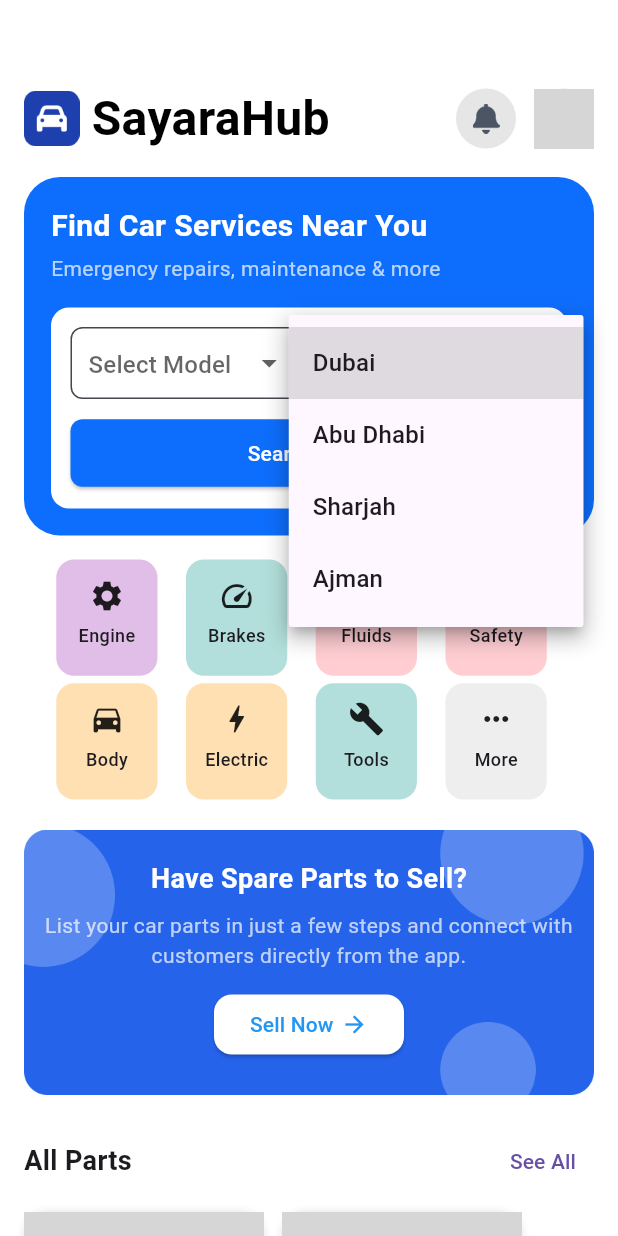
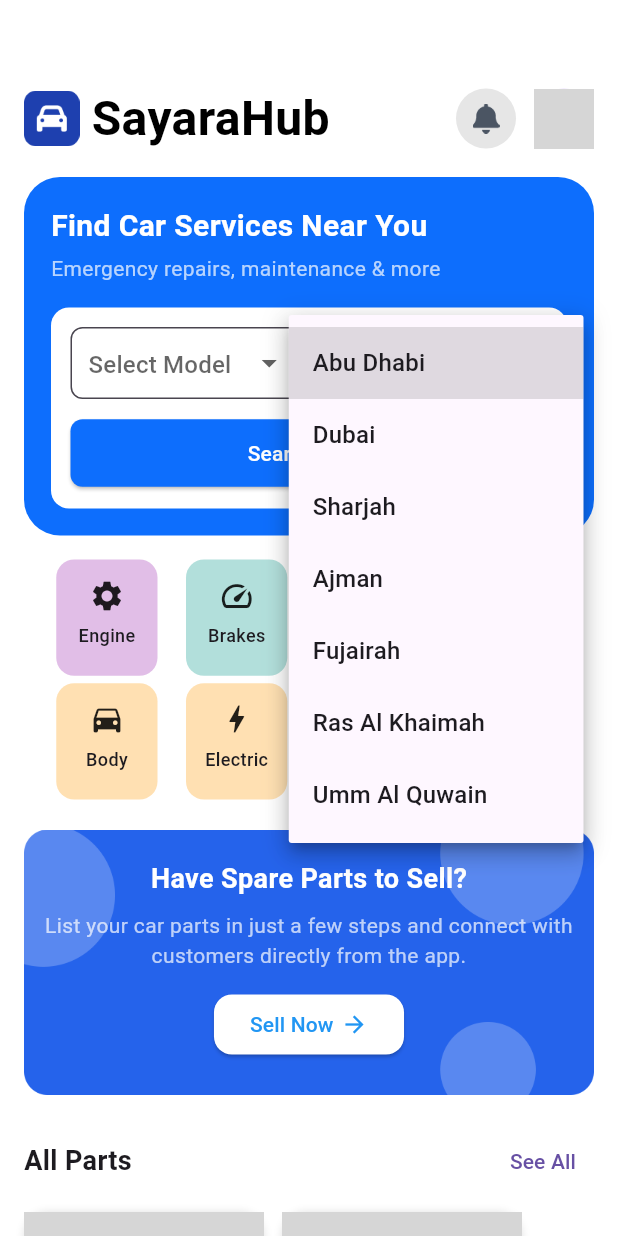
Before and after one commit to Dev-Ninjas-Backup/yousef1234321, a Flutter app: the SparePartsScreen screen opened directly, after a tap on "Category type", on a phone screen of 412 x 824 dp. Run offline on Flutter 3.47's test engine with Material 3 defaults, Android fonts, the phone set to English and light mode, and no system bars; our stand-ins replace flutter_easyloading, flutter_screenutil, get, google_fonts, image_picker; network calls fail; grey boxes are pictures that could not be loaded.

Commit message:
Update revision

```diff
--- a/lib/features/bottom_navbar/screen/bottom_navbar_screen.dart
+++ b/lib/features/bottom_navbar/screen/bottom_navbar_screen.dart
@@ -5,7 +5,6 @@ import 'package:yousef1234321/features/chat/screen/chat_screen_list.dart';
 import 'package:yousef1234321/features/home/home_page/screen/home_screen.dart';
 import 'package:yousef1234321/features/bottom_navbar/controller/bottom_navbar_controller.dart';
 import 'package:yousef1234321/features/spare_parts/screen/spare_parts_screen.dart';
-import 'package:yousef1234321/features/support/screen/support_page.dart';
 import '../../profile/profile_page/scrreen/profile_page.dart';
 import '../../service/service page/screen/find_service.dart';
 
--- a/lib/features/home/home_page/controller/home_controller.dart
+++ b/lib/features/home/home_page/controller/home_controller.dart
@@ -84,7 +84,6 @@ class HomeController extends GetxController {
 
   final locations = [
     "Abu Dhabi",
-    "LA",
     "Dubai",
     "Sharjah",
     "Ajman",
--- a/lib/features/spare_parts/controller/spare_parts_controller.dart
+++ b/lib/features/spare_parts/controller/spare_parts_controller.dart
@@ -6,37 +6,6 @@ import 'package:get/get.dart';
 class SparePartsController extends GetxController {
   var selectedModel = RxnString();
   var selectedCategory = RxnString();
-
-  // final ScrollController scrollController = ScrollController();
-  // late Timer timer;
-
-  // double speed = 1.0;
-
-  // startScroll() {
-  //   timer = Timer.periodic(const Duration(milliseconds: 16), (t) {
-  //     if (scrollController.hasClients) {
-  //       scrollController.jumpTo(scrollController.offset + speed);
-
-  //       if (scrollController.offset >=
-  //           scrollController.position.maxScrollExtent) {
-  //         scrollController.jumpTo(0);
-  //       }
-  //     }
-  //   });
-  // }
-
-  // @override
-  // void onInit() {
-  //   super.onInit();
-  //   startScroll();
-  // }
-
-  // @override
-  // void onClose() {
-  //   timer.cancel();
-  //   scrollController.dispose();
-  //   super.onClose();
-  // }
 
   final models = [
     "AC Repair",
@@ -49,7 +18,15 @@ class SparePartsController extends GetxController {
     "Body Work",
   ];
 
-  final dropDownCategories = ["Dubai", "Abu Dhabi", "Sharjah", "Ajman"];
+  final dropDownCategories = [
+    "Abu Dhabi",
+    "Dubai",
+    "Sharjah",
+    "Ajman",
+    "Fujairah",
+    "Ras Al Khaimah",
+    "Umm Al Quwain",
+  ];
 
   final categories = [
     {'name': 'Engine', 'icon': Icons.settings},
--- a/lib/features/spare_parts/widget/parts_search_section.dart
+++ b/lib/features/spare_parts/widget/parts_search_section.dart
@@ -35,8 +35,9 @@ class PartsSearchSection extends StatelessWidget {
             style: TextStyle(color: Colors.white70, fontSize: 14),
           ),
           const SizedBox(height: 16),
+
           Container(
-            padding: EdgeInsets.all(13),
+            padding: const EdgeInsets.all(13),
             decoration: BoxDecoration(
               color: Colors.white,
               borderRadius: BorderRadius.circular(12),
@@ -46,15 +47,20 @@ class PartsSearchSection extends StatelessWidget {
                 Row(
                   spacing: 5,
                   children: [
+                    // FIRST DROPDOWN
                     Expanded(
                       child: Obx(
                         () => DropdownButtonFormField<String>(
+                          isExpanded: true, // <-- FIXED
                           initialValue: controller.selectedModel.value,
                           items: controller.models
                               .map(
                                 (location) => DropdownMenuItem(
                                   value: location,
-                                  child: Text(location),
+                                  child: Text(
+                                    location,
+                                    overflow: TextOverflow.ellipsis,
+                                  ),
                                 ),
                               )
                               .toList(),
@@ -67,7 +73,9 @@ class PartsSearchSection extends StatelessWidget {
                             fillColor: Colors.white,
                             border: OutlineInputBorder(
                               borderRadius: BorderRadius.circular(8),
-                              borderSide: BorderSide(color: Color(0xFFE5E7EB)),
+                              borderSide: const BorderSide(
+                                color: Color(0xFFE5E7EB),
+                              ),
                             ),
                             contentPadding: const EdgeInsets.symmetric(
                               horizontal: 8,
@@ -81,12 +89,16 @@ class PartsSearchSection extends StatelessWidget {
                     Expanded(
                       child: Obx(
                         () => DropdownButtonFormField<String>(
+                          isExpanded: true, // <-- FIXED
                           initialValue: controller.selectedCategory.value,
                           items: controller.dropDownCategories
                               .map(
                                 (service) => DropdownMenuItem(
                                   value: service,
-                                  child: Text(service),
+                                  child: Text(
+                                    service,
+                                    overflow: TextOverflow.ellipsis,
+                                  ),
                                 ),
                               )
                               .toList(),
@@ -95,12 +107,13 @@ class PartsSearchSection extends StatelessWidget {
                           decoration: InputDecoration(
                             hintText: "Category type",
                             hintStyle: getTextStyle(),
-
                             filled: true,
                             fillColor: Colors.white,
                             border: OutlineInputBorder(
                               borderRadius: BorderRadius.circular(8),
-                              borderSide: BorderSide(color: Color(0xFFE5E7EB)),
+                              borderSide: const BorderSide(
+                                color: Color(0xFFE5E7EB),
+                              ),
                             ),
                             contentPadding: const EdgeInsets.symmetric(
                               horizontal: 8,
@@ -112,27 +125,24 @@ class PartsSearchSection extends StatelessWidget {
                     ),
                   ],
                 ),
+
                 const SizedBox(height: 12),
+
                 ElevatedButton(
                   style: ElevatedButton.styleFrom(
                     backgroundColor: AppColors.primaryColor,
                     foregroundColor: Colors.white,
                     minimumSize: const Size(double.infinity, 45),
                     shape: RoundedRectangleBorder(
-                      borderRadius: BorderRadiusGeometry.circular(8),
+                      borderRadius: BorderRadius.circular(8),
                     ),
                   ),
-                  onPressed: () {
-                    // Get.toNamed(Approute.getfindGaragePage());
-                  },
+                  onPressed: () {},
                   child: const Text("Search Parts"),
                 ),
               ],
             ),
           ),
-
-          // const SizedBox(height: 8),
-          // BrandMarqueeView(),
         ],
       ),
     );
--- a/pubspec.yaml
+++ b/pubspec.yaml
@@ -40,7 +40,7 @@ dependencies:
   flutter_screenutil: ^5.9.3
   flutter_easyloading: ^3.0.5
   image_picker: ^1.2.0
-  file_picker: ^5.2.5
+  file_picker: ^8.0.3
   flutter_svg: ^2.2.2
 
 dev_dependencies:
```
Also changed, not shown: pubspec.lock, 1 other file.
